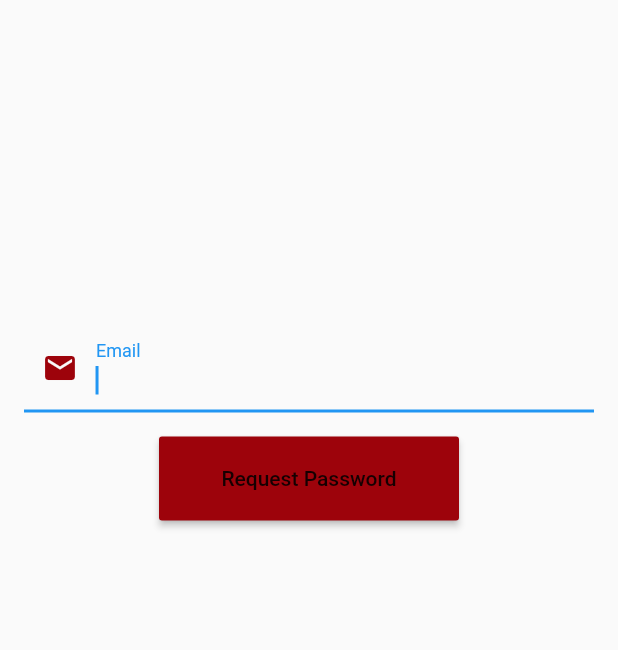
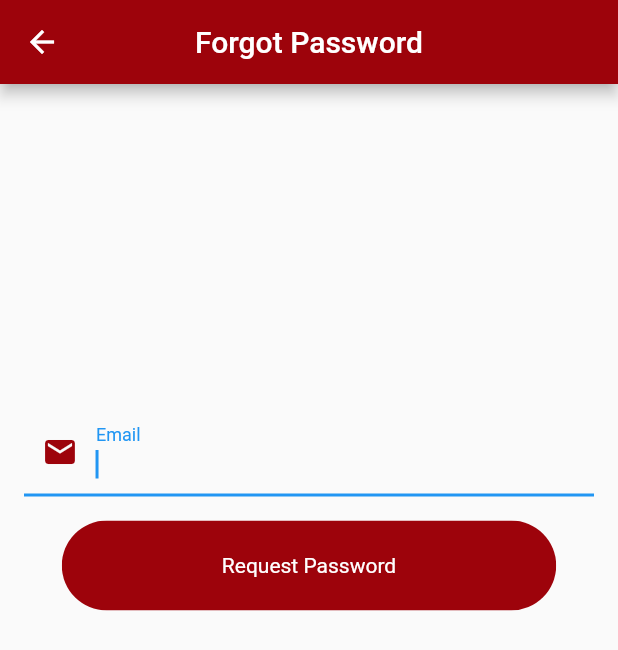
Before and after one commit to armaansandhu/rotaracthimalayan, a Flutter app: the screen it shows after launch, after a tap on "Forgot Password?", on a phone screen of 412 x 824 dp. Shown: the top 650 px of the screen. Run offline on Flutter 3.47's test engine with Material 2 defaults, Android fonts, the phone set to English and light mode, and no system bars; our stand-ins replace cloud_firestore, firebase_auth, firebase_messaging, firebase_storage, image_picker, rxdart and 2 more; accounts and stored records are empty; network calls fail.

Commit message:
revamped login pageA

```diff
--- a/lib/core/ui/login.dart
+++ b/lib/core/ui/login.dart
@@ -2,7 +2,6 @@ import 'package:flutter/material.dart';
 import 'package:rotaract_app/core/constants/constants.dart';
 import 'package:rotaract_app/core/utils/authprovider.dart';
 import 'package:firebase_auth/firebase_auth.dart';
-
 
 class EmailFieldValidator {
   static String validate(String value) {
@@ -18,6 +17,7 @@ class PasswordFieldValidator {
 
 class LoginPage extends StatefulWidget {
   LoginPage({this.onSignedIn});
+
   final VoidCallback onSignedIn;
 
   @override
@@ -48,9 +48,13 @@ class _LoginPageState extends State<LoginPage> {
 
   void validateAndSubmit() async {
     setState(() {
-      loginState = CircularProgressIndicator(valueColor: AlwaysStoppedAnimation<Color>(Colors.white));
+      loginState = SizedBox(
+          height: 20,
+          width: 20,
+          child: CircularProgressIndicator(
+              valueColor: AlwaysStoppedAnimation<Color>(Colors.white)));
     });
-    await Future.delayed(Duration(seconds: 1)).then((_) async{
+    await Future.delayed(Duration(seconds: 1)).then((_) async {
       if (validateAndSave()) {
         try {
           var auth = AuthProvider.of(context).auth;
@@ -69,12 +73,6 @@ class _LoginPageState extends State<LoginPage> {
   }
 
   @override
-  void initState() {
-    passwordFocus = FocusNode();
-    super.initState();
-  }
-
-  @override
   Widget build(BuildContext context) {
     return MaterialApp(
       title: 'Rotaract Himalyan',
@@ -87,56 +85,58 @@ class _LoginPageState extends State<LoginPage> {
               child: Form(
                 key: formKey,
                 child: ListView(
-                  children: buildInputs() + buildSubmitButtons() + forgotPassword(),
+                  children:
+                      buildInputs() + buildSubmitButtons() + forgotPassword(),
                 ),
               ))),
     );
-
   }
 
   List<Widget> buildInputs() {
-
-
     return [
       Container(
         height: 250.0,
-        padding: EdgeInsets.fromLTRB(0.0,50.0,0.0,0.0),
-        child: Image.network('https://pbs.twimg.com/profile_images/768405797998997504/C6hLIZSJ_400x400.jpg'),
+        padding: EdgeInsets.fromLTRB(0.0, 50.0, 0.0, 0.0),
+        child: Image.asset('images/rh.png'),
       ),
       Container(
-        padding: EdgeInsets.fromLTRB(10.0,80.0,10.0,10.0),
-        child:TextFormField(
+        padding: EdgeInsets.fromLTRB(10.0, 80.0, 10.0, 10.0),
+        child: TextFormField(
           key: Key('email'),
-          textInputAction: TextInputAction.next,
           autofocus: true,
           decoration: InputDecoration(
             hintText: 'Email',
-            contentPadding: EdgeInsets.symmetric(vertical: 16.0,horizontal: 16.0),
-            border: OutlineInputBorder(borderRadius: BorderRadius.circular(32.0)),
+            contentPadding:
+                EdgeInsets.symmetric(vertical: 16.0, horizontal: 16.0),
+            border:
+                OutlineInputBorder(borderRadius: BorderRadius.circular(32.0)),
           ),
           validator: EmailFieldValidator.validate,
           onSaved: (value) => _email = value,
-          onFieldSubmitted: (_) => FocusScope.of(context).requestFocus(passwordFocus),
         ),
       ),
       Container(
-        //height: 100.0,
-        padding: EdgeInsets.fromLTRB(10.0,20.0,10.0,10.0),
-        child:TextFormField(
+        padding: EdgeInsets.fromLTRB(10.0, 20.0, 10.0, 10.0),
+        child: TextFormField(
           key: Key('password'),
-          focusNode: passwordFocus,
           decoration: InputDecoration(
             hintText: 'Password',
-            contentPadding: EdgeInsets.symmetric(vertical: 16.0,horizontal: 16.0),
-            border: OutlineInputBorder(borderRadius: BorderRadius.circular(32.0)),
+            contentPadding:
+                EdgeInsets.symmetric(vertical: 16.0, horizontal: 16.0),
+            border:
+                OutlineInputBorder(borderRadius: BorderRadius.circular(32.0)),
           ),
           obscureText: true,
           validator: PasswordFieldValidator.validate,
           onSaved: (value) => _password = value,
         ),
       ),
-
-      Visibility(child: Text('Username or Password do not match', style: TextStyle(color: Colors.red)), maintainState: true,maintainAnimation: true, visible: errorVisibility)
+      Visibility(
+          child: Text('Username or Password do not match',
+              style: TextStyle(color: Colors.red)),
+          maintainState: true,
+          maintainAnimation: true,
+          visible: errorVisibility)
     ];
   }
 
@@ -144,15 +144,28 @@ class _LoginPageState extends State<LoginPage> {
     return [
       Padding(
         padding: EdgeInsets.symmetric(vertical: 16.0),
-        child: MaterialButton(
-          minWidth: 200.0,
-          height: 56.0,
-          onPressed: validateAndSubmit,
-          color: const Color(0xff9d030b),
-          child: loginState,
+        child: Container(
+          width: MediaQuery.of(context).size.width * .8,
+          height: 60,
+          child: Material(
+              child: Ink(
+            decoration: BoxDecoration(
+              borderRadius: BorderRadius.circular(100.0),
+              color: themeColor,
+              shape: BoxShape.rectangle,
+            ),
+            child: InkWell(
+              borderRadius: BorderRadius.circular(100.0),
+              splashColor: Colors.red,
+              onTap: validateAndSubmit,
+              child: Padding(
+                padding: EdgeInsets.all(20.0),
+                child: Center(child: loginState),
               ),
             ),
-
+          )),
+        ),
+      ),
     ];
   }
 
@@ -160,10 +173,16 @@ class _LoginPageState extends State<LoginPage> {
     return [
       Center(
           child: GestureDetector(
-            child: Text('Forgot Password?'),
-            onTap: () => Navigator.push(context, MaterialPageRoute(builder: (BuildContext context) => ForgotPassword())),
-          )
-      )
+        child: Text(
+          'Forgot Password?',
+          style: TextStyle(
+              decoration: TextDecoration.underline, color: themeColor),
+        ),
+        onTap: () => Navigator.push(
+            context,
+            MaterialPageRoute(
+                builder: (BuildContext context) => ForgotPassword())),
+      ))
     ];
   }
 }
@@ -174,14 +193,21 @@ class ForgotPassword extends StatefulWidget {
 }
 
 class _ForgotPasswordState extends State<ForgotPassword> {
+  var requestText = 'Request Password';
   var text = '';
   var visibility = true;
   var email;
   TextEditingController controller = TextEditingController();
+
   @override
   Widget build(BuildContext context) {
     return SafeArea(
       child: Scaffold(
+        appBar: AppBar(
+          centerTitle: true,
+          title: Text('Forgot Password'),
+          backgroundColor: themeColor,
+        ),
         body: Padding(
           padding: const EdgeInsets.all(16.0),
           child: Column(
@@ -194,40 +220,70 @@ class _ForgotPasswordState extends State<ForgotPassword> {
 
   List<Widget> forgotPassword() {
     return [
-      SizedBox(height: 200.0,),
+      SizedBox(
+        height: 200.0,
+      ),
       TextField(
         autofocus: true,
         decoration: InputDecoration(
           labelText: 'Email',
-          prefixIcon: Icon(Icons.email,color: themeColor,),
+          prefixIcon: Icon(
+            Icons.email,
+            color: themeColor,
+          ),
           //border: OutlineInputBorder(),
         ),
         controller: controller,
       ),
       Padding(
         padding: EdgeInsets.symmetric(vertical: 16.0),
-        child: MaterialButton(
-          minWidth: 200.0,
-          height: 56.0,
-          onPressed: ()async{
-            try{
-              await FirebaseAuth.instance.sendPasswordResetEmail(email: controller.value.text);
+        child: Container(
+          width: MediaQuery.of(context).size.width * .8,
+          height: 60,
+          child: Material(
+              child: Ink(
+            decoration: BoxDecoration(
+              borderRadius: BorderRadius.circular(100.0),
+              color: themeColor,
+              shape: BoxShape.rectangle,
+            ),
+            child: InkWell(
+              borderRadius: BorderRadius.circular(100.0),
+              splashColor: Colors.red,
+              onTap: () async {
+                try {
+                  setState(() {
+                    requestText = 'Requesting...';
+                  });
+                  await FirebaseAuth.instance
+                      .sendPasswordResetEmail(email: controller.value.text);
                   setState(() {
                     visibility = true;
                     text = 'Password Reset mail sent to your email address';
+                    requestText = 'Successfully Requested!';
                   });
-            }catch(e){
+                } catch (e) {
                   setState(() {
                     visibility = true;
                     text = 'User does not exist!';
                   });
                 }
               },
-          color: const Color(0xff9d030b),
-          child: Text('Request Password'),
+              child: Padding(
+                  padding: EdgeInsets.all(20.0),
+                  child: Center(
+                      child: Text(
+                    requestText,
+                    style: TextStyle(color: Colors.white),
+                  ))),
+            ),
+          )),
         ),
       ),
-      Visibility(child: Text(text),visible: visibility,)
+      Visibility(
+        child: Text(text),
+        visible: visibility,
+      )
     ];
   }
 }
```
Lines whose indentation alone changed are shown as unchanged.
